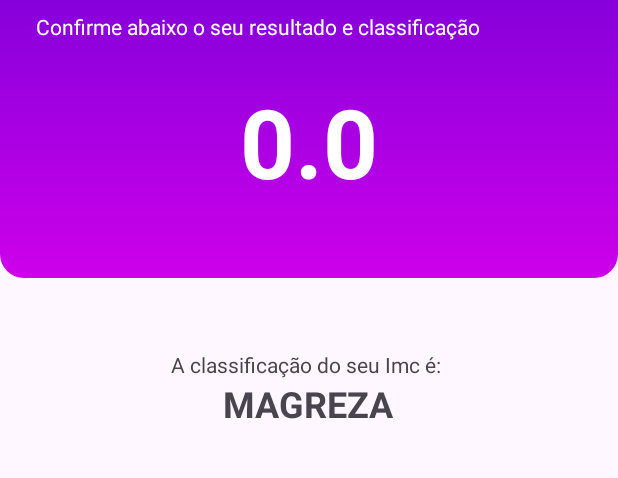
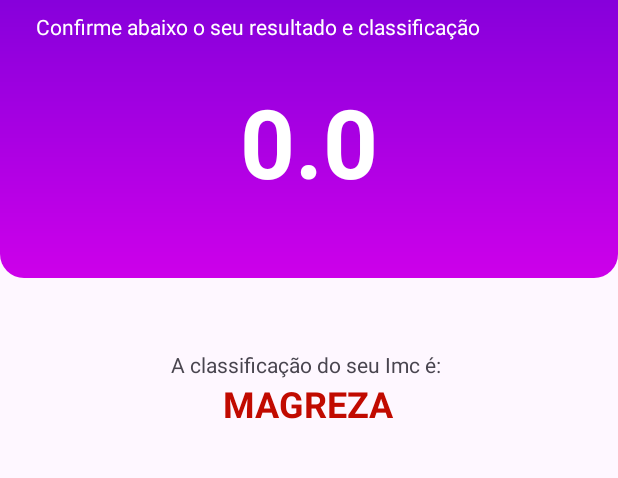
Before and after one commit to Michelnass21/CalculadoraImc, an Android app: the ResultActivity screen opened directly, with no data from a screen before it, on a phone screen of 412 x 824 dp, the part 169-647 px from its top. Run offline under Robolectric (Android 15) with nearby library versions, the phone set to English and light mode, and no system bars.

```diff
--- a/app/src/main/java/com/comunidadedevspace/imc/ResultActivity.kt
+++ b/app/src/main/java/com/comunidadedevspace/imc/ResultActivity.kt
@@ -4,41 +4,35 @@ import android.os.Bundle
 import android.widget.TextView
 import androidx.activity.enableEdgeToEdge
 import androidx.appcompat.app.AppCompatActivity
+import androidx.core.content.ContextCompat
 import androidx.core.view.ViewCompat
 import androidx.core.view.WindowInsetsCompat
 
-const val KEY_RESULT_IMC = "=ResultActivity.KEY_IMC"
+const val KEY_RESULT_IMC = "=ResultActivity.KEY_IMC" // é uma chave para puxar da outra tela
 
 class ResultActivity : AppCompatActivity() {
     override fun onCreate(savedInstanceState: Bundle?) {
         super.onCreate(savedInstanceState)
-        enableEdgeToEdge()
         setContentView(R.layout.activity_result)
-        ViewCompat.setOnApplyWindowInsetsListener(findViewById(R.id.main)) { v, insets ->
-            val systemBars = insets.getInsets(WindowInsetsCompat.Type.systemBars())
-            v.setPadding(systemBars.left, systemBars.top, systemBars.right, systemBars.bottom)
-            insets
-        }
-        val result = intent.getFloatExtra(KEY_RESULT_IMC, 0f)
+        val result = intent.getFloatExtra(KEY_RESULT_IMC, 0f)// para mostrar um valor minimo no pacote
 
         val tvResult = findViewById<TextView>(R.id.tv_result)
         val tvClassificação = findViewById<TextView>(R.id.tv_classificacão)
 
-        tvResult.text = result.toString()
+        tvResult.text = result.toString() // para converter a texto
 
-        val classificacão: String = if (result <= 18.5f) {
-            "MAGREZA"
-        } else if (result > 18.5f && result <= 24.9f) {
-            "NORMAL"
-        } else if (result > 25f && result <= 29.9f) {
-            "SOBREPESO"
-        } else if (result > 30f && result <= 39.9f) {
-            "OBESIDADE"
-        } else {
-            "OBESIDADE GRAVE"
+        val (classificação, color) = when {
+            result < 18.5f -> "MAGREZA" to R.color.red
+            result > 18.5f && result <= 24.9f -> "NORMAL" to R.color.green
+            result > 25f && result <= 29.9f -> "SOBREPESO" to R.color.yellow
+            result > 30f && result <= 39f -> "OBESIDADE" to R.color.orange
+            else -> "OBESIDADE GRAVE" to R.color.red
+
         }
 
-        tvClassificação.text = classificacão
+
+        tvClassificação.text = classificação
+        tvClassificação.setTextColor(ContextCompat.getColor(this,color))
 
     }
 }
--- a/app/src/main/res/layout/activity_main.xml
+++ b/app/src/main/res/layout/activity_main.xml
@@ -76,7 +76,7 @@
             android:layout_height="54dp"
             android:background="@drawable/rounded_bg"
             android:drawableEnd="@drawable/ic_weight"
-            android:hint="Digite seu peso ex: 70.200"
+            android:hint="Digite seu peso ex: 70.20"
             android:inputType="numberDecimal"
             android:maxLength="6" />
     </com.google.android.material.textfield.TextInputLayout>
--- a/app/src/main/res/layout/activity_result.xml
+++ b/app/src/main/res/layout/activity_result.xml
@@ -15,7 +15,6 @@
         android:orientation="vertical"
         android:layout_height="wrap_content"
         android:background="@drawable/gradiente_bg">
-
 
         <ImageView
             android:src="@drawable/ic_weight"
@@ -46,21 +45,18 @@
 
         <TextView
             android:id="@+id/tv_result"
-            android:textSize="64sp"
-            android:gravity="center"
-            android:textStyle="bold"
-            android:maxLength="5"
-            android:layout_marginBottom="48dp"
-            android:layout_marginTop="24dp"
-            android:textColor="@color/white"
             android:layout_width="match_parent"
             android:layout_height="wrap_content"
+            android:layout_marginTop="24dp"
+            android:layout_marginBottom="48dp"
+            android:gravity="center"
+            android:maxLength="5"
+            android:textColor="@color/white"
+            android:textSize="64sp"
+            android:textStyle="bold"
             tools:text="23.66" />
 
-
     </LinearLayout>
-
-
 
     <TextView
         android:id="@+id/tv_classificacão_label"
--- a/app/src/main/res/values/colors.xml
+++ b/app/src/main/res/values/colors.xml
@@ -2,7 +2,13 @@
 <resources>
     <color name="black">#FF000000</color>
     <color name="white">#FFFFFFFF</color>
+    <color name="green">#047825</color>
+    <color name="yellow">#FFEB3B</color>
+    <color name="orange">#F44336</color>
+    <color name="red">#C10A00</color>
 
     <color name="primary_400">#cd00ea</color>
     <color name="primary_900">#5c00d2</color>
+
+
 </resources>
```
Also changed, not shown: app/src/main/java/com/comunidadedevspace/imc/MainActivity.kt (+14 -14 lines).
